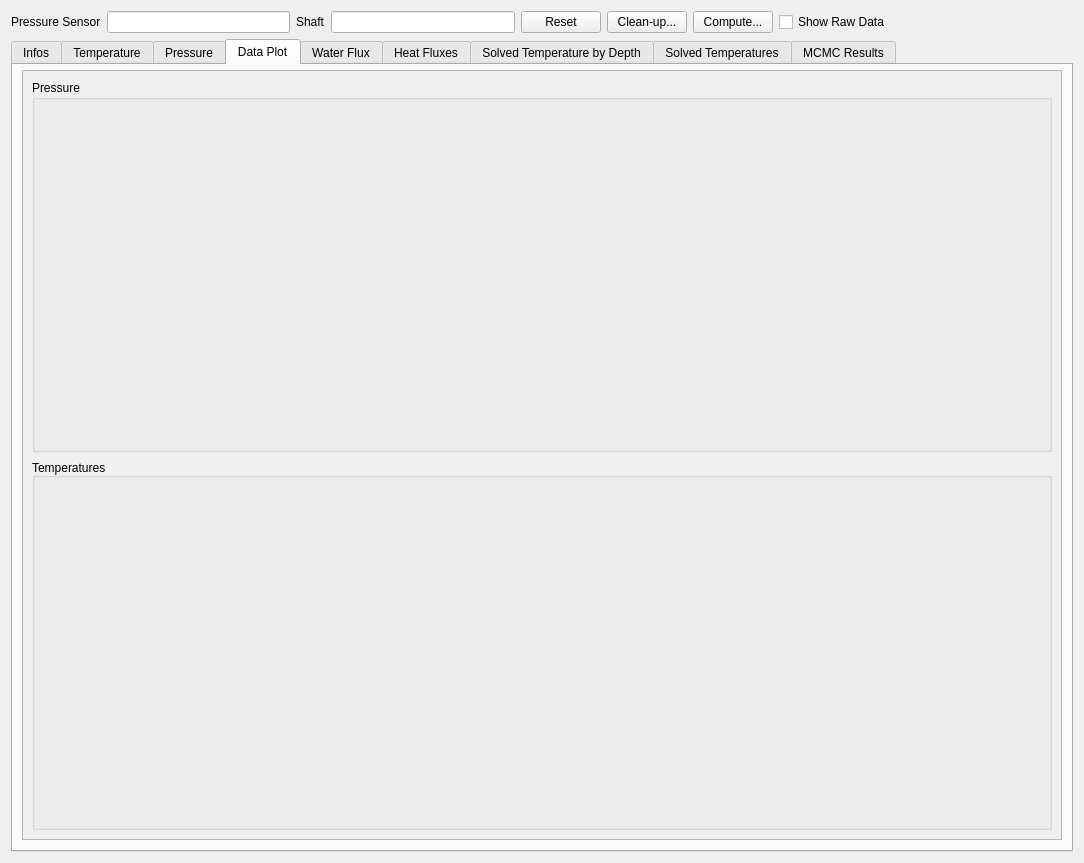
Old version of the form molonaviz/widgetpoint.ui in the repository SandraClodion/projet_molonaviz.
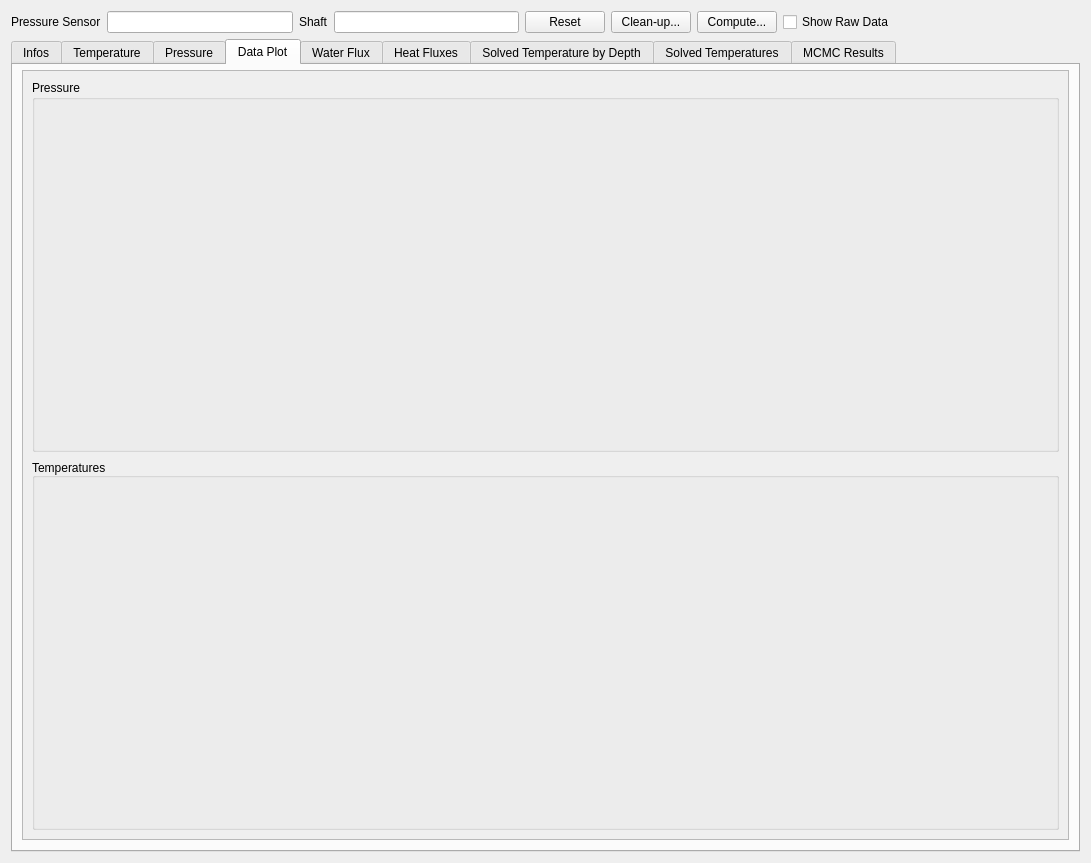
New version of the form. The open tabs and pages were chosen to show the change.

Diff of the .ui file:
```diff
--- a/molonaviz/widgetpoint.ui
+++ b/molonaviz/widgetpoint.ui
@@ -6,7 +6,7 @@
    <rect>
     <x>0</x>
     <y>0</y>
-    <width>1084</width>
+    <width>1091</width>
     <height>863</height>
    </rect>
   </property>
@@ -228,8 +228,8 @@
            <rect>
             <x>0</x>
             <y>0</y>
-            <width>1368</width>
-            <height>666</height>
+            <width>129</width>
+            <height>69</height>
            </rect>
           </property>
           <layout class="QVBoxLayout" name="verticalLayout_8">
```
Left out of the diff: 22 changed lines with no effect on the pictures.
